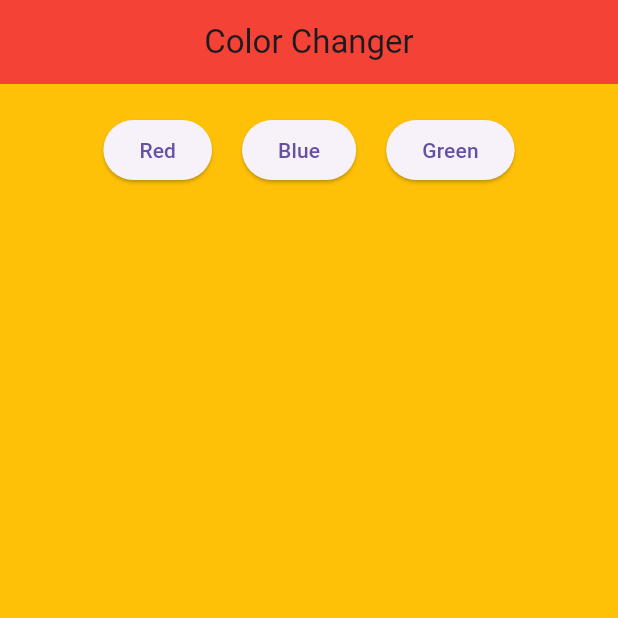
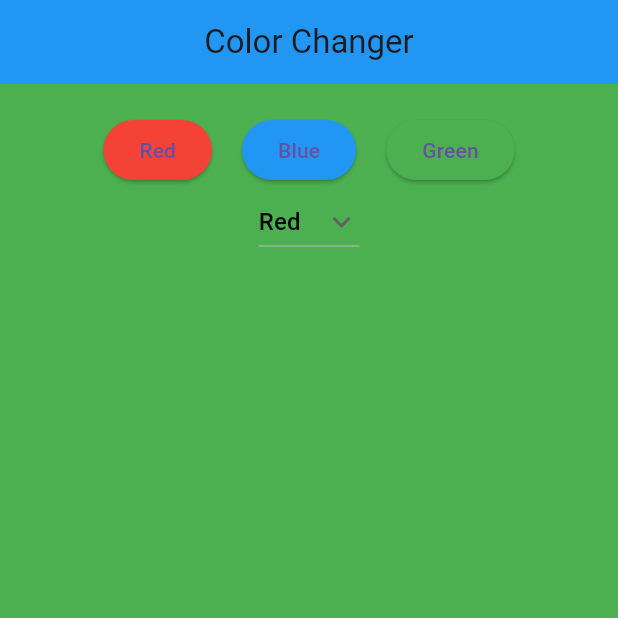
Before and after one commit to Mohammadobe/Flutter_application, a Flutter app: the ColorChange screen opened directly, after a tap on "Green", on a phone screen of 412 x 824 dp, the top half of it. Run offline on Flutter 3.47's test engine with Material 3 defaults, Android fonts, the phone set to English and light mode, and no system bars.

Commit message:
Statefull

```diff
--- a/flutter_application_1/lib/Statefull.dart
+++ b/flutter_application_1/lib/Statefull.dart
@@ -27,19 +27,29 @@ class ColorChange extends StatefulWidget{
 
 class _ColorChangeState  extends State<ColorChange>{
 
+  Color _color  = Colors.amber;
+  Color _newColor = Colors.red;
+
+  String dropdownvalue = 'Red';
+  var items = [
+    'Red',
+    'Blue',
+    'Green',
+  ];
+
   @override
   Widget build(BuildContext context){
 
     return Scaffold(
       appBar: AppBar(
-        backgroundColor: Colors.red,
+        backgroundColor: _newColor,
         title: Center(
           child: Text("Color Changer")
         ),
       ),
 
       body: Container(
-        color: Colors.amber,
+        color: _color,
         child: Container(
           margin: EdgeInsets.only(top: 20),
           child: Center(
@@ -49,22 +59,85 @@ class _ColorChangeState  extends State<ColorChange>{
                 Row(
                   mainAxisAlignment: MainAxisAlignment.center,
                   children: [
-                    ElevatedButton(onPressed: () {},
-                    child: Text('Red')
+                    ElevatedButton(
+                      style: ElevatedButton.styleFrom(backgroundColor: Colors.red),
+                      onPressed: () {
+                        setState(() {
+                          _color = Colors.red;
+                          _newColor = Colors.amber;
+                        });
+                      },
+                      child: Text('Red'),
                     ),
+
                     SizedBox(width: 20),
 
-                    ElevatedButton(onPressed: () {},
-                    child: Text('Blue')
+                    ElevatedButton(
+                      style: ElevatedButton.styleFrom(backgroundColor: Colors.blue),
+                      onPressed: () {
+                        setState(() {
+                          _color = Colors.blue;
+                          _newColor = Colors.red;
+                        });
+                      },
+                      child: Text('Blue'),
                     ),
+
                     SizedBox(width: 20),
 
-                    ElevatedButton(onPressed: () {},
-                    child: Text('Green')
+                    ElevatedButton(
+                      style: ElevatedButton.styleFrom(backgroundColor: Colors.green),
+                      onPressed: () {
+                        setState(() {
+                          _color  = Colors.green;
+                          _newColor = Colors.blue;
+                        });
+                      },
+                      child: Text('Green'),
                     ),
 
                   ],
-                )
+                ),
+
+                DropdownButton(
+                  focusColor: Colors.white,
+                  value: dropdownvalue,
+                  icon: const Icon(Icons.keyboard_arrow_down),
+                  // map => for loop for a list
+                  items: items.map((String items) {
+                    return DropdownMenuItem(
+                      value: items,
+                      child: Text(
+                        items,
+                        style: TextStyle(
+                          color: Colors.black,
+                        ),
+                      ),
+                    );
+                  }).toList(),
+                  onChanged: (String? newValue) {
+                    setState(() {
+                      dropdownvalue = newValue!;
+
+                      if (dropdownvalue == 'Red'){
+                        _color = Colors.red;
+                        _newColor = Colors.amber;
+                      }
+
+                      else if (dropdownvalue == 'Blue'){
+                        _color = Colors.blue;
+                        _newColor = Colors.red;
+                      }
+
+                      else if (dropdownvalue == 'Green'){
+                        _color = Colors.green;
+                        _newColor = Colors.blue;
+                      }
+
+                    });
+                  },
+                ),
+
               ]
             ),
           ),
```
